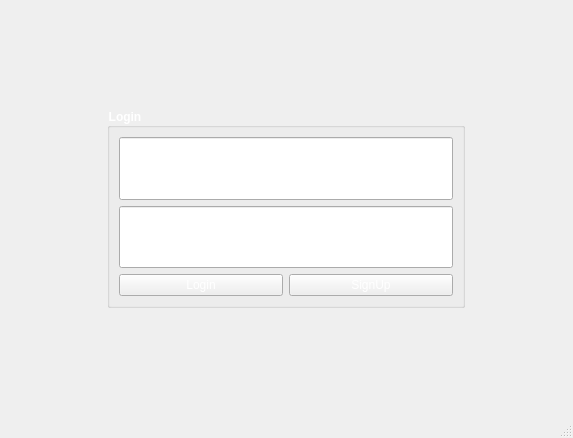
Above: mainwindow.ui from razashahid107/NOTEPAD-QT before the change. Below: the same form after it.
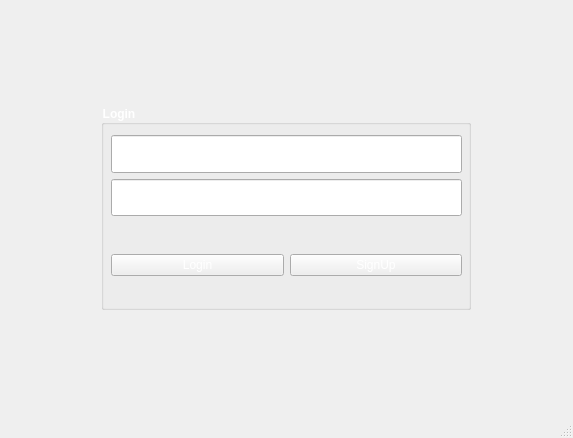
That is the form after the change. Icons and pictures are not drawn.

Patch:
```diff
--- a/mainwindow.ui
+++ b/mainwindow.ui
@@ -43,8 +43,8 @@
       </property>
       <property name="maximumSize">
        <size>
-        <width>358</width>
-        <height>200</height>
+        <width>370</width>
+        <height>205</height>
        </size>
       </property>
       <property name="font">
@@ -63,47 +63,15 @@
       <property name="title">
        <string>Login</string>
       </property>
-      <layout class="QGridLayout" name="gridLayout_2">
-       <item row="0" column="0">
-        <layout class="QGridLayout" name="gridLayout">
-         <item row="0" column="0">
-          <widget class="QLineEdit" name="lineEdit_email">
-           <property name="sizePolicy">
-            <sizepolicy hsizetype="Preferred" vsizetype="Preferred">
-             <horstretch>0</horstretch>
-             <verstretch>0</verstretch>
-            </sizepolicy>
-           </property>
-           <property name="styleSheet">
-            <string notr="true">color: rgb(255, 255, 255);</string>
-           </property>
-           <property name="text">
-            <string/>
-           </property>
-          </widget>
-         </item>
-         <item row="1" column="0">
-          <widget class="QLineEdit" name="lineEdit_Password">
-           <property name="sizePolicy">
-            <sizepolicy hsizetype="Preferred" vsizetype="Preferred">
-             <horstretch>0</horstretch>
-             <verstretch>0</verstretch>
-            </sizepolicy>
-           </property>
-           <property name="styleSheet">
-            <string notr="true">color: rgb(255, 255, 255);</string>
-           </property>
-           <property name="text">
-            <string/>
-           </property>
-           <property name="echoMode">
-            <enum>QLineEdit::Password</enum>
-           </property>
-          </widget>
-         </item>
-        </layout>
-       </item>
-       <item row="1" column="0">
+      <widget class="QWidget" name="">
+       <property name="geometry">
+        <rect>
+         <x>10</x>
+         <y>130</y>
+         <width>351</width>
+         <height>61</height>
+        </rect>
+       </property>
         <layout class="QHBoxLayout" name="horizontalLayout">
          <item>
           <widget class="QPushButton" name="pushButton_Login">
@@ -126,8 +94,66 @@
           </widget>
          </item>
         </layout>
-       </item>
-      </layout>
+      </widget>
+      <widget class="QWidget" name="">
+       <property name="geometry">
+        <rect>
+         <x>10</x>
+         <y>30</y>
+         <width>351</width>
+         <height>81</height>
+        </rect>
+       </property>
+       <layout class="QVBoxLayout" name="verticalLayout">
+        <item>
+         <widget class="QLineEdit" name="lineEdit_email">
+          <property name="sizePolicy">
+           <sizepolicy hsizetype="Preferred" vsizetype="Preferred">
+            <horstretch>0</horstretch>
+            <verstretch>0</verstretch>
+           </sizepolicy>
+          </property>
+          <property name="minimumSize">
+           <size>
+            <width>0</width>
+            <height>0</height>
+           </size>
+          </property>
+          <property name="baseSize">
+           <size>
+            <width>0</width>
+            <height>0</height>
+           </size>
+          </property>
+          <property name="styleSheet">
+           <string notr="true">color: rgb(255, 255, 255);</string>
+          </property>
+          <property name="text">
+           <string/>
+          </property>
+         </widget>
+        </item>
+        <item>
+         <widget class="QLineEdit" name="lineEdit_Password">
+          <property name="sizePolicy">
+           <sizepolicy hsizetype="Preferred" vsizetype="Preferred">
+            <horstretch>0</horstretch>
+            <verstretch>0</verstretch>
+           </sizepolicy>
+          </property>
+          <property name="styleSheet">
+           <string notr="true">color: rgb(255, 255, 255);</string>
+          </property>
+          <property name="text">
+           <string/>
+          </property>
+          <property name="echoMode">
+           <enum>QLineEdit::Password</enum>
+          </property>
+         </widget>
+        </item>
+       </layout>
+      </widget>
      </widget>
     </item>
    </layout>
```
Lines whose indentation alone changed are shown as unchanged.
